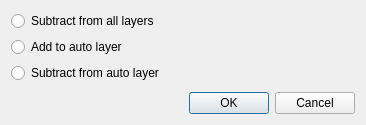
Qt form src/core/filters/output/ui/PictureZonePropDialog.ui (ImageProcessing-ElectronicPublications/scantailor-deviant) before a commit.
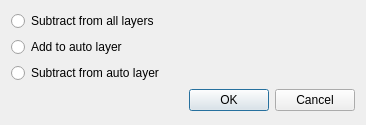
The same form after that commit.

What changed in the file:
```diff
--- a/src/core/filters/output/ui/PictureZonePropDialog.ui
+++ b/src/core/filters/output/ui/PictureZonePropDialog.ui
@@ -35,19 +35,6 @@
      </property>
     </widget>
    </item>
-   <item>
-    <spacer name="verticalSpacer">
-     <property name="orientation">
-      <enum>Qt::Vertical</enum>
-     </property>
-     <property name="sizeHint" stdset="0">
-      <size>
-       <width>20</width>
-       <height>40</height>
-      </size>
-     </property>
-    </spacer>
-   </item>
    <item>
     <widget class="QDialogButtonBox" name="buttonBox">
      <property name="orientation">
```
